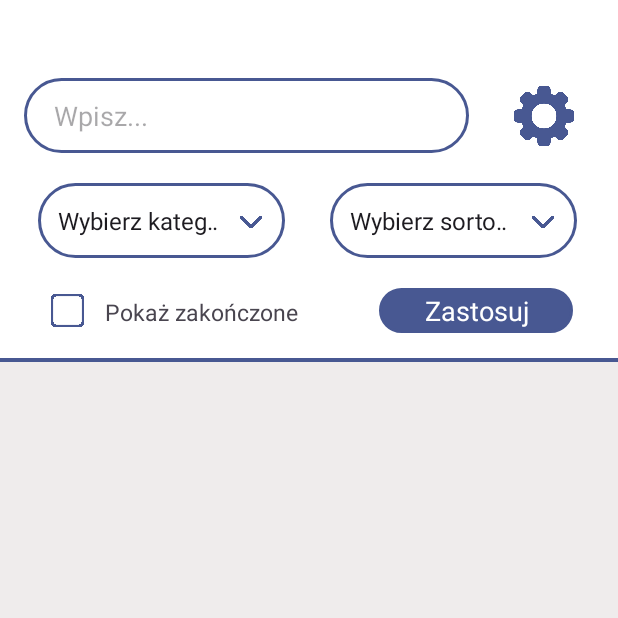
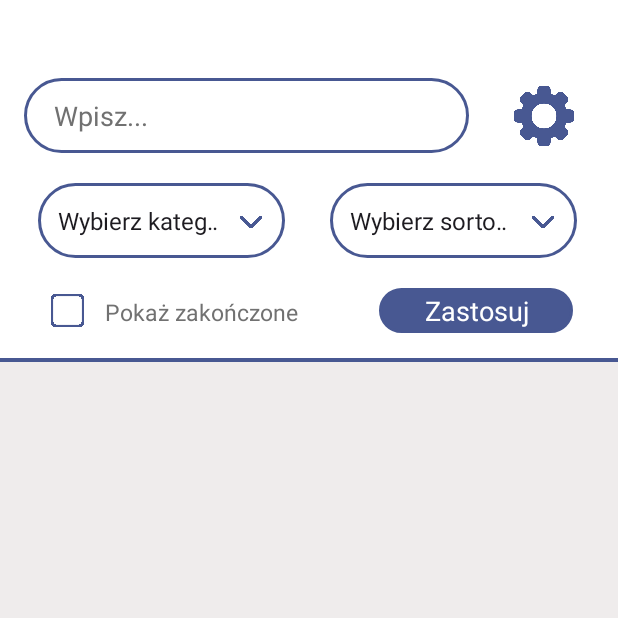
Before and after one commit to SebastianCieslik245787/TodoApp, an Android app: the screen it shows after launch (MainActivity), on a phone screen of 412 x 824 dp, the top half of it. Run offline under Robolectric (Android 15) with nearby library versions, the light colour scheme and no system bars.

Commit message:
Saving data from add task data in viewModel and adding styles for layouts

```diff
--- a/app/build.gradle.kts
+++ b/app/build.gradle.kts
@@ -45,4 +45,5 @@ dependencies {
     testImplementation(libs.junit)
     androidTestImplementation(libs.androidx.junit)
     androidTestImplementation(libs.androidx.espresso.core)
+    implementation("androidx.lifecycle:lifecycle-viewmodel-ktx:2.9.1")
 }
--- a/app/src/main/res/layout/activity_main.xml
+++ b/app/src/main/res/layout/activity_main.xml
@@ -12,29 +12,31 @@
     <EditText
         android:id="@+id/taskQuery"
         android:layout_width="0dp"
-        android:layout_height="50dp"
+        android:layout_height="@dimen/height_query"
         android:layout_marginStart="16dp"
         android:layout_marginTop="52dp"
         android:autofillHints=""
         android:background="@drawable/text_input_background"
         android:hint="@string/task_query_hint"
+        android:textColor="@color/input_text_color"
+        android:textColorHint="@color/input_text_color"
         android:inputType="text"
         android:paddingStart="20dp"
         android:paddingEnd="20dp"
         app:layout_constraintStart_toStartOf="parent"
         app:layout_constraintTop_toTopOf="parent"
-        app:layout_constraintWidth_percent="0.72" />
+        app:layout_constraintWidth_percent="@dimen/width_query" />
 
 
     <Spinner
         android:id="@+id/selectCategoryInputFilter"
         android:layout_width="0dp"
-        android:layout_height="50dp"
+        android:layout_height="@dimen/height_query"
         android:layout_marginTop="20dp"
         app:layout_constraintTop_toBottomOf="@id/taskQuery"
         app:layout_constraintStart_toStartOf="parent"
         android:layout_marginStart="25dp"
-        app:layout_constraintWidth_percent="0.4"
+        app:layout_constraintWidth_percent="@dimen/width_select_filter"
         android:background="@drawable/text_input_background"
         style="@style/add_task_input"
         android:paddingStart="5dp"
@@ -45,7 +47,7 @@
         android:layout_width="25dp"
         android:layout_height="25dp"
         android:layout_marginEnd="10dp"
-        android:layout_marginTop="13dp"
+        android:layout_marginTop="@dimen/margin_top_select_filter_icon"
         android:src="@drawable/arrow_down"
         app:layout_constraintEnd_toEndOf="@id/selectCategoryInputFilter"
         app:layout_constraintTop_toTopOf="@id/selectCategoryInputFilter" />
@@ -53,12 +55,12 @@
     <Spinner
         android:id="@+id/selectSortingInputFilter"
         android:layout_width="0dp"
-        android:layout_height="50dp"
+        android:layout_height="@dimen/height_query"
         android:layout_marginTop="20dp"
         app:layout_constraintTop_toBottomOf="@id/taskQuery"
         app:layout_constraintStart_toEndOf="@id/selectCategoryInputFilter"
         android:layout_marginStart="30dp"
-        app:layout_constraintWidth_percent="0.4"
+        app:layout_constraintWidth_percent="@dimen/width_select_filter"
         android:background="@drawable/text_input_background"
         style="@style/add_task_input"
         android:paddingStart="5dp"
@@ -69,12 +71,10 @@
         android:layout_width="25dp"
         android:layout_height="25dp"
         android:layout_marginEnd="10dp"
-        android:layout_marginTop="13dp"
+        android:layout_marginTop="@dimen/margin_top_select_filter_icon"
         android:src="@drawable/arrow_down"
         app:layout_constraintEnd_toEndOf="@id/selectSortingInputFilter"
         app:layout_constraintTop_toTopOf="@id/selectSortingInputFilter" />
-
-
 
     <ImageView
         android:id="@+id/settingsButton"
@@ -93,6 +93,7 @@
         android:layout_height="wrap_content"
         android:textSize="15sp"
         android:text="@string/show_done_task_checkbox_label"
+        android:textColor="@color/input_text_color"
         android:layout_marginStart="70dp"
         app:layout_constraintStart_toStartOf="parent"
         android:layout_marginTop="25dp"
@@ -112,6 +113,7 @@
         app:layout_constraintTop_toBottomOf="@id/selectSortingInputFilter"
         style="@style/add_task_button"
         android:layout_height="30dp"
+        android:textColor="@color/button_text_color"
         />
 
     <ImageView
--- a/app/src/main/res/layout/settings.xml
+++ b/app/src/main/res/layout/settings.xml
@@ -38,7 +38,7 @@
         app:layout_constraintTop_toBottomOf="@id/settingsBackButton"
         app:layout_constraintStart_toStartOf="parent"
         android:layout_marginStart="25dp"
-        app:layout_constraintWidth_percent="0.4"
+        app:layout_constraintWidth_percent="@dimen/width_select_filter"
         android:background="@drawable/text_input_background"
         style="@style/add_task_input"
         android:paddingStart="5dp"
@@ -62,7 +62,7 @@
         app:layout_constraintTop_toBottomOf="@id/settingsBackButton"
         app:layout_constraintStart_toEndOf="@id/selectHourInputSettings"
         android:layout_marginStart="30dp"
-        app:layout_constraintWidth_percent="0.4"
+        app:layout_constraintWidth_percent="@dimen/width_select_filter"
         android:background="@drawable/text_input_background"
         style="@style/add_task_input"
         android:paddingStart="5dp"
@@ -90,6 +90,7 @@
         app:layout_constraintTop_toBottomOf="@id/selectMinuteInputSettings"
         style="@style/add_task_button"
         android:layout_height="50dp"
+        android:textColor="@color/button_text_color"
         />
 
 </androidx.constraintlayout.widget.ConstraintLayout>
--- a/app/src/main/res/layout/task.xml
+++ b/app/src/main/res/layout/task.xml
@@ -2,6 +2,7 @@
 <androidx.constraintlayout.widget.ConstraintLayout xmlns:android="http://schemas.android.com/apk/res/android"
     android:layout_width="match_parent"
     android:layout_height="match_parent"
+    android:background="@color/add_task_background"
     xmlns:app="http://schemas.android.com/apk/res-auto">
 
     <ImageView
@@ -144,6 +145,8 @@
         android:paddingStart="30dp"
         android:paddingRight="30dp"
         android:text="@string/end_task_button"
+        android:textColor="@color/button_text_color"
+
         app:layout_constraintEnd_toEndOf="parent"
         app:layout_constraintStart_toStartOf="parent"
         app:layout_constraintTop_toBottomOf="@id/taskEndDate"
--- /dev/null
+++ b/app/src/main/res/values-land/dim.xml
@@ -0,0 +1,8 @@
+<?xml version="1.0" encoding="utf-8"?>
+<resources>
+    <dimen name="height_query">40dp</dimen>
+    <dimen name="width_query">0.87</dimen>
+    <dimen name="width_select_filter">0.45</dimen>
+    <dimen name="margin_top_select_filter_icon">8dp</dimen>
+    <dimen name="margin_start_input_label">70dp</dimen>
+</resources>
--- /dev/null
+++ b/app/src/main/res/values-night/colors.xml
@@ -0,0 +1,7 @@
+<?xml version="1.0" encoding="utf-8"?>
+<resources>
+    <color name="background">#6A6969</color>
+    <color name="stroke">#485892</color>
+    <color name="add_task_background">#282828</color>
+    <color name="input_text_color">#FFFFFF</color>
+</resources>
--- /dev/null
+++ b/app/src/main/res/values-sw600dp-land/dim.xml
@@ -0,0 +1,9 @@
+<?xml version="1.0" encoding="utf-8"?>
+<resources>
+    <dimen name="height_query">40dp</dimen>
+    <dimen name="width_query">0.92</dimen>
+    <dimen name="width_select_filter">0.47</dimen>
+    <dimen name="margin_top_select_filter_icon">8dp</dimen>
+    <dimen name="margin_start_input_label">90dp</dimen>
+    <dimen name="button_add_task">60dp</dimen>
+</resources>
--- /dev/null
+++ b/app/src/main/res/values-sw600dp-port/dim.xml
@@ -0,0 +1,9 @@
+<?xml version="1.0" encoding="utf-8"?>
+<resources>
+    <dimen name="height_query">40dp</dimen>
+    <dimen name="width_query">0.87</dimen>
+    <dimen name="width_select_filter">0.45</dimen>
+    <dimen name="margin_top_select_filter_icon">8dp</dimen>
+    <dimen name="button_add_task">40dp</dimen>
+    <dimen name="margin_start_input_label">65dp</dimen>
+</resources>
--- a/app/src/main/res/values/colors.xml
+++ b/app/src/main/res/values/colors.xml
@@ -1,7 +1,8 @@
 <?xml version="1.0" encoding="utf-8"?>
 <resources>
     <color name="background">#EFECEC</color>
-        <color name="stroke">#485892</color>
+    <color name="stroke">#485892</color>
     <color name="add_task_background">#FFFFFF</color>
     <color name="input_text_color">#717171</color>
+    <color name="button_text_color">#FFFFFF</color>
 </resources>
--- a/app/src/main/res/values/dim.xml
+++ b/app/src/main/res/values/dim.xml
@@ -13,4 +13,9 @@
     <dimen name="text_size_input_label">18sp</dimen>
     <dimen name="height_button">50dp</dimen>
     <dimen name="text_size_button">18sp</dimen>
+    <dimen name="height_query">50dp</dimen>
+    <dimen name="width_query">0.72</dimen>
+    <dimen name="width_select_filter">0.4</dimen>
+    <dimen name="margin_top_select_filter_icon">13dp</dimen>
+    <dimen name="button_add_task">30dp</dimen>
 </resources>
```
Also changed, not shown: app/src/main/java/com/example/todoapp/AddTask.kt (+70 -105 lines), app/src/main/java/com/example/todoapp/AddTaskViewModel.kt (added, +17 -0 lines), app/src/main/res/layout/todo_task_creator.xml (+5 -2 lines).
